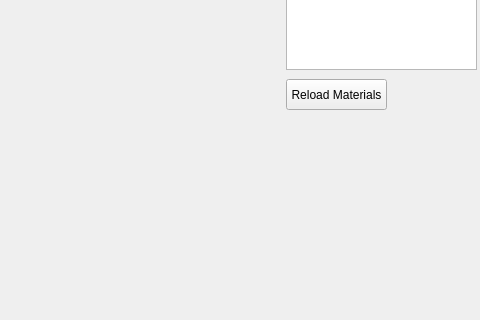
First picture: the form in mainwindow.ui, repository Stymphalian/RayTracer, before the edit; both pictures show x 794 to 1274 and y 90 to 410 of the 1274 by 591 pixel window.
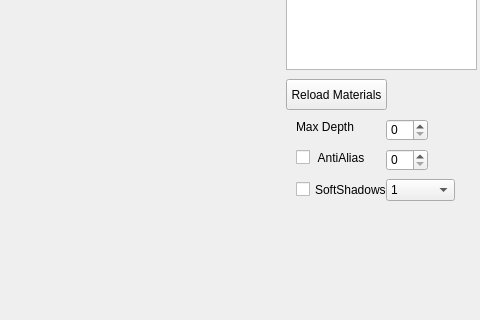
Second picture: the form after the edit. Custom widgets are drawn as their Qt base class.

What changed in the file:
```diff
--- a/mainwindow.ui
+++ b/mainwindow.ui
@@ -71,6 +71,115 @@
      <string>Reload Materials</string>
     </property>
    </widget>
+   <widget class="QLabel" name="maxDepthLabel">
+    <property name="geometry">
+     <rect>
+      <x>1090</x>
+      <y>190</y>
+      <width>61</width>
+      <height>16</height>
+     </rect>
+    </property>
+    <property name="text">
+     <string>Max Depth</string>
+    </property>
+   </widget>
+   <widget class="QSpinBox" name="maxDepthSpinBox">
+    <property name="geometry">
+     <rect>
+      <x>1180</x>
+      <y>190</y>
+      <width>42</width>
+      <height>22</height>
+     </rect>
+    </property>
+   </widget>
+   <widget class="QCheckBox" name="antiAliasCheckBox">
+    <property name="geometry">
+     <rect>
+      <x>1090</x>
+      <y>220</y>
+      <width>70</width>
+      <height>17</height>
+     </rect>
+    </property>
+    <property name="text">
+     <string> AntiAlias</string>
+    </property>
+   </widget>
+   <widget class="QCheckBox" name="softShadowsCheckBox">
+    <property name="geometry">
+     <rect>
+      <x>1090</x>
+      <y>250</y>
+      <width>91</width>
+      <height>21</height>
+     </rect>
+    </property>
+    <property name="text">
+     <string>SoftShadows</string>
+    </property>
+   </widget>
+   <widget class="QSpinBox" name="antiAliasSpinBox">
+    <property name="geometry">
+     <rect>
+      <x>1180</x>
+      <y>220</y>
+      <width>42</width>
+      <height>22</height>
+     </rect>
+    </property>
+   </widget>
+   <widget class="QComboBox" name="softShadowsComboBox">
+    <property name="geometry">
+     <rect>
+      <x>1180</x>
+      <y>250</y>
+      <width>69</width>
+      <height>22</height>
+     </rect>
+    </property>
+    <item>
+     <property name="text">
+      <string>1</string>
+     </property>
+    </item>
+    <item>
+     <property name="text">
+      <string>2</string>
+     </property>
+    </item>
+    <item>
+     <property name="text">
+      <string>3</string>
+     </property>
+    </item>
+    <item>
+     <property name="text">
+      <string>4</string>
+     </property>
+    </item>
+    <item>
+     <property name="text">
+      <string>5</string>
+     </property>
+    </item>
+    <item>
+     <property name="text">
+      <string>6</string>
+     </property>
+    </item>
+    <item>
+     <property name="text">
+      <string>7</string>
+     </property>
+    </item>
+    <item>
+     <property name="text">
+      <string>8</string>
+     </property>
+    </item>
+   </widget>
   </widget>
   <widget class="QMenuBar" name="menuBar">
    <property name="geometry">
```
Left out of the diff: 89 changed lines with no effect on the pictures.
